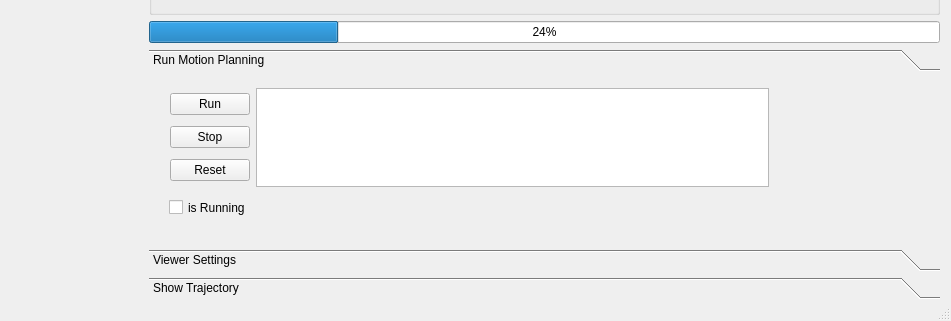
Above: qtWindow/qtMainInterface/mainwindow.ui from jmainpri/libmove3d before the change; both pictures show x 368 to 1319 and y 383 to 704 of the 1319 by 704 pixel window. Below: the same form after it.
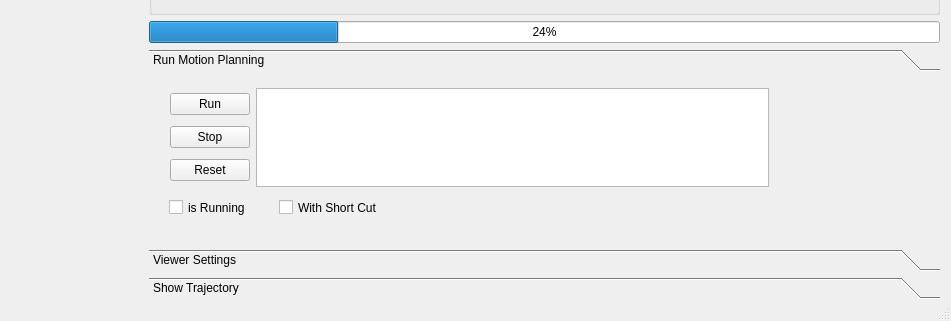
That is the form after the change. Custom widgets are drawn as their Qt base class.

Commit message: changes to interface and Optimization class

```diff
--- a/qtWindow/qtMainInterface/mainwindow.ui
+++ b/qtWindow/qtMainInterface/mainwindow.ui
@@ -117,8 +117,8 @@
           <rect>
            <x>0</x>
            <y>0</y>
-           <width>793</width>
-           <height>154</height>
+           <width>783</width>
+           <height>145</height>
           </rect>
          </property>
          <attribute name="label">
@@ -183,6 +183,19 @@
            <string>is Running</string>
           </property>
          </widget>
+         <widget class="QCheckBox" name="checkBoxWithShortCut">
+          <property name="geometry">
+           <rect>
+            <x>130</x>
+            <y>120</y>
+            <width>121</width>
+            <height>21</height>
+           </rect>
+          </property>
+          <property name="text">
+           <string>With Short Cut</string>
+          </property>
+         </widget>
         </widget>
         <widget class="QWidget" name="ViewerSettings">
          <property name="geometry">
```
Left out of the diff: 10 changed lines with no effect on the pictures. The commit also changes 14 other files.
